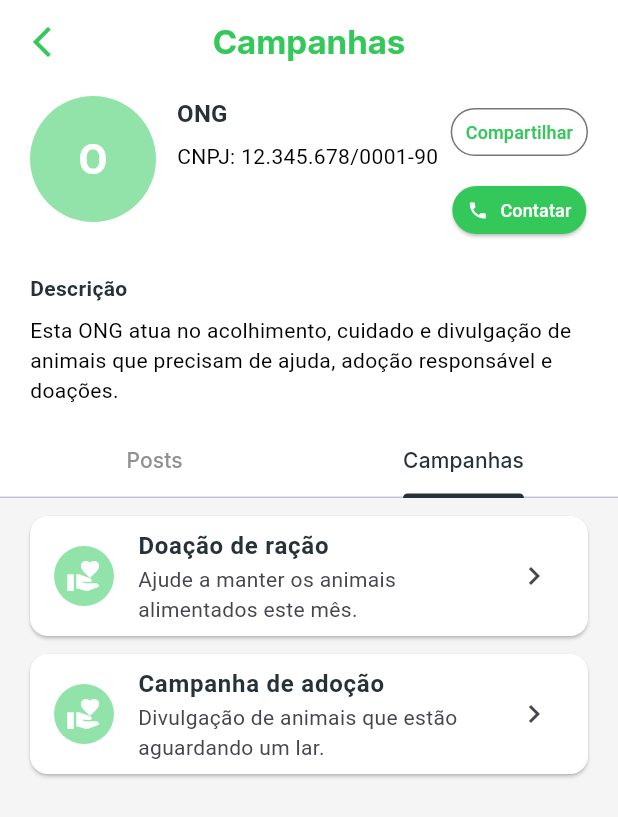
After one commit to Lvasp16rnd/FrentisCaoApp, a Flutter app: the OngProfileView screen opened by its route, tab 2 chosen, on a phone screen of 412 x 824 dp. The commit adds this screen. Shown: the top 817 px of the screen. Run offline on Flutter 3.47's test engine with Material 3 defaults, Android fonts, the phone set to English and light mode, and no system bars; our stand-ins replace flutter_dotenv, go_router, google_fonts, image_picker, mask_text_input_formatter, share_plus and 1 more; accounts and stored records are empty; network calls fail.

Commit message:
feat/ONGProfile

```diff
--- a/frentis_cao/lib/core/app_router.dart
+++ b/frentis_cao/lib/core/app_router.dart
@@ -14,6 +14,8 @@ import 'package:frentis_cao/views/onboarding/completion_screen.dart';
 import 'package:frentis_cao/views/main/favorites_view.dart';
 import 'package:frentis_cao/views/main/main_shell.dart';
 import 'package:frentis_cao/views/details/detail_views.dart';
+import 'package:frentis_cao/views/details/ong_profile_view.dart';
+import 'package:frentis_cao/models/user_model.dart';
 
 class AppRouter {
   AppRouter._();
@@ -80,6 +82,16 @@ class AppRouter {
         builder: (context, state) => const FavoritesView(),
       ),
       GoRoute(
+        path: '/ong-profile',
+        name: 'ongProfile',
+        builder: (context, state) {
+          final extra = state.extra;
+          if (extra is PostModel) return OngProfileView.fromPost(extra);
+          if (extra is UserModel) return OngProfileView.fromUser(extra);
+          return const OngProfileView(orgId: '', orgName: 'ONG');
+        },
+      ),
+      GoRoute(
         path: '/post-detail',
         name: 'postDetail',
         builder:
--- /dev/null
+++ b/frentis_cao/lib/views/details/ong_profile_view.dart
@@ -0,0 +1,302 @@
+import 'package:flutter/material.dart';
+import 'package:go_router/go_router.dart';
+import 'package:provider/provider.dart';
+import 'package:share_plus/share_plus.dart';
+
+import 'package:frentis_cao/core/app_theme.dart';
+import 'package:frentis_cao/models/content_models.dart';
+import 'package:frentis_cao/models/user_model.dart';
+import 'package:frentis_cao/viewmodels/data_view_model.dart';
+import 'package:frentis_cao/views/widgets/empty_state.dart';
+import 'package:frentis_cao/views/widgets/ong_post_card.dart';
+
+class OngProfileView extends StatelessWidget {
+  final String orgId;
+  final String orgName;
+  final String orgAvatarUrl;
+  final String cnpj;
+  final String description;
+  final String phone;
+
+  const OngProfileView({
+    super.key,
+    required this.orgId,
+    required this.orgName,
+    this.orgAvatarUrl = '',
+    this.cnpj = '12.345.678/0001-90',
+    this.description =
+        'Esta ONG atua no acolhimento, cuidado e divulgação de animais que precisam de ajuda, adoção responsável e doações.',
+    this.phone = '(63) 99999-9999',
+  });
+
+  factory OngProfileView.fromPost(PostModel post) {
+    return OngProfileView(
+      orgId: post.orgId,
+      orgName: post.orgName.isEmpty ? 'ONG' : post.orgName,
+      orgAvatarUrl: post.orgAvatarUrl,
+    );
+  }
+
+  factory OngProfileView.fromUser(UserModel ong) {
+    return OngProfileView(
+      orgId: ong.id ?? '',
+      orgName: ong.name.isEmpty ? 'ONG' : ong.name,
+      orgAvatarUrl: ong.photoUrl ?? '',
+      phone: ong.phone?.trim().isNotEmpty == true ? ong.phone! : '(63) 99999-9999',
+    );
+  }
+
+  @override
+  Widget build(BuildContext context) {
+    final vm = context.watch<DataViewModel>();
+    final ongPosts = vm.posts.where(_belongsToOng).toList();
+
+    return DefaultTabController(
+      length: 2,
+      child: Scaffold(
+        backgroundColor: AppColors.background,
+        appBar: AppBar(
+          centerTitle: true,
+          backgroundColor: AppColors.white,
+          elevation: 0,
+          leading: IconButton(
+            icon: const Icon(Icons.arrow_back_ios_new, color: AppColors.primary),
+            onPressed: () => context.pop(),
+          ),
+          title: const Text(
+            'Campanhas',
+            style: TextStyle(
+              color: AppColors.primary,
+              fontWeight: FontWeight.w700,
+            ),
+          ),
+        ),
+        body: Column(
+          children: [
+            _OngHeader(
+              orgName: orgName,
+              orgAvatarUrl: orgAvatarUrl,
+              cnpj: cnpj,
+              description: description,
+              phone: phone,
+              onShare: () => SharePlus.instance.share(
+                ShareParams(text: 'Conheça a ONG $orgName no FrentisCão.'),
+              ),
+            ),
+            const Material(
+              color: AppColors.white,
+              child: TabBar(
+                labelColor: AppColors.darkText,
+                unselectedLabelColor: AppColors.grey,
+                indicatorColor: AppColors.darkText,
+                tabs: [Tab(text: 'Posts'), Tab(text: 'Campanhas')],
+              ),
+            ),
+            Expanded(
+              child: TabBarView(
+                children: [
+                  _OngPostsList(posts: ongPosts),
+                  const _MockCampaignsList(),
+                ],
+              ),
+            ),
+          ],
+        ),
+      ),
+    );
+  }
+
+  bool _belongsToOng(PostModel post) {
+    if (orgId.trim().isNotEmpty && post.orgId == orgId) return true;
+    return _normalize(post.orgName) == _normalize(orgName);
+  }
+}
+
+class _OngHeader extends StatelessWidget {
+  final String orgName;
+  final String orgAvatarUrl;
+  final String cnpj;
+  final String description;
+  final String phone;
+  final VoidCallback onShare;
+
+  const _OngHeader({
+    required this.orgName,
+    required this.orgAvatarUrl,
+    required this.cnpj,
+    required this.description,
+    required this.phone,
+    required this.onShare,
+  });
+
+  @override
+  Widget build(BuildContext context) {
+    return Container(
+      width: double.infinity,
+      color: AppColors.white,
+      padding: const EdgeInsets.fromLTRB(20, 8, 20, 14),
+      child: Column(
+        crossAxisAlignment: CrossAxisAlignment.start,
+        children: [
+          Row(
+            crossAxisAlignment: CrossAxisAlignment.start,
+            children: [
+              CircleAvatar(
+                radius: 42,
+                backgroundColor: AppColors.primaryLight,
+                backgroundImage: orgAvatarUrl.isEmpty ? null : NetworkImage(orgAvatarUrl),
+                child: orgAvatarUrl.isEmpty
+                    ? Text(
+                        _avatarInitial(orgName),
+                        style: const TextStyle(
+                          fontSize: 28,
+                          fontWeight: FontWeight.w700,
+                          color: AppColors.white,
+                        ),
+                      )
+                    : null,
+              ),
+              const SizedBox(width: 14),
+              Expanded(
+                child: Column(
+                  crossAxisAlignment: CrossAxisAlignment.start,
+                  children: [
+                    Text(
+                      orgName,
+                      style: Theme.of(context).textTheme.titleMedium?.copyWith(
+                            fontWeight: FontWeight.w700,
+                            color: AppColors.darkText,
+                          ),
+                    ),
+                    const SizedBox(height: 6),
+                    Text('CNPJ: $cnpj'),
+                  ],
+                ),
+              ),
+              Column(
+                children: [
+                  OutlinedButton(
+                    onPressed: onShare,
+                    style: OutlinedButton.styleFrom(
+                      minimumSize: const Size(0, 32),
+                      padding: const EdgeInsets.symmetric(horizontal: 10),
+                    ),
+                    child: const Text('Compartilhar', style: TextStyle(fontSize: 12)),
+                  ),
+                  const SizedBox(height: 4),
+                  ElevatedButton.icon(
+                    onPressed: () {},
+                    icon: const Icon(Icons.phone, size: 14),
+                    label: const Text('Contatar', style: TextStyle(fontSize: 12)),
+                    style: ElevatedButton.styleFrom(
+                      minimumSize: const Size(0, 32),
+                      padding: const EdgeInsets.symmetric(horizontal: 10),
+                      backgroundColor: AppColors.primary,
+                      foregroundColor: AppColors.white,
+                    ),
+                  ),
+                ],
+              ),
+            ],
+          ),
+          const SizedBox(height: 18),
+          const Text(
+            'Descrição',
+            style: TextStyle(fontWeight: FontWeight.w700, color: AppColors.darkText),
+          ),
+          const SizedBox(height: 8),
+          Text(description, style: Theme.of(context).textTheme.bodyMedium),
+        ],
+      ),
+    );
+  }
+}
+
+class _OngPostsList extends StatelessWidget {
+  final List<PostModel> posts;
+
+  const _OngPostsList({required this.posts});
+
+  @override
+  Widget build(BuildContext context) {
+    if (posts.isEmpty) {
+      return const EmptyState(
+        icon: Icons.article_outlined,
+        title: 'Nenhum post desta ONG',
+        message: 'Quando esta ONG publicar posts, eles aparecerão aqui.',
+      );
+    }
+
+    final vm = context.watch<DataViewModel>();
+    return ListView.builder(
+      padding: const EdgeInsets.fromLTRB(20, 12, 20, 20),
+      itemCount: posts.length,
+      itemBuilder: (context, index) {
+        final post = posts[index];
+        return Padding(
+          padding: const EdgeInsets.only(bottom: 10),
+          child: OngPostCard(
+            post: post,
+            onTap: () => context.push('/post-detail', extra: post),
+            canManage: vm.ownsPost(post),
+            isLiked: vm.isPostLiked(post),
+            isSaved: vm.isPostSaved(post),
+            likeCount: vm.likeCountForPost(post),
+            onLike: () => context.read<DataViewModel>().togglePostLike(post),
+            onSave: () => context.read<DataViewModel>().togglePostSaved(post),
+            onShare: () => SharePlus.instance.share(ShareParams(text: _postShareText(post))),
+          ),
+        );
+      },
+    );
+  }
+}
+
+class _MockCampaignsList extends StatelessWidget {
+  const _MockCampaignsList();
+
+  @override
+  Widget build(BuildContext context) {
+    const campaigns = [
+      ('Doação de ração', 'Ajude a manter os animais alimentados este mês.'),
+      ('Campanha de adoção', 'Divulgação de animais que estão aguardando um lar.'),
+    ];
+
+    return ListView.builder(
+      padding: const EdgeInsets.fromLTRB(20, 12, 20, 20),
+      itemCount: campaigns.length,
+      itemBuilder: (context, index) {
+        final campaign = campaigns[index];
+        return Card(
+          margin: const EdgeInsets.only(bottom: 12),
+          color: AppColors.white,
+          child: ListTile(
+            leading: const CircleAvatar(
+              backgroundColor: AppColors.primaryLight,
+              child: Icon(Icons.volunteer_activism, color: AppColors.white),
+            ),
+            title: Text(campaign.$1, style: const TextStyle(fontWeight: FontWeight.w700)),
+            subtitle: Text(campaign.$2),
+            trailing: const Icon(Icons.chevron_right),
+          ),
+        );
+      },
+    );
+  }
+}
+
+String _avatarInitial(String value) {
+  final text = value.trim();
+  if (text.isEmpty) return '?';
+  return text[0].toUpperCase();
+}
+
+String _normalize(String value) => value.trim().toLowerCase();
+
+String _postShareText(PostModel post) {
+  return [
+    post.title,
+    if (post.description.isNotEmpty) post.description,
+    if (post.orgName.isNotEmpty) 'ONG: ${post.orgName}',
+  ].join('\n');
+}
--- a/frentis_cao/lib/views/main/favorites_view.dart
+++ b/frentis_cao/lib/views/main/favorites_view.dart
@@ -43,6 +43,9 @@ class FavoritesView extends StatelessWidget {
                               onTap:
                                   () =>
                                       context.push('/post-detail', extra: post),
+                              onOrgTap:
+                                  () =>
+                                      context.push('/ong-profile', extra: post),
                               isLiked: vm.isPostLiked(post),
                               isSaved: vm.isPostSaved(post),
                               likeCount: vm.likeCountForPost(post),
--- a/frentis_cao/lib/views/main/home_tab.dart
+++ b/frentis_cao/lib/views/main/home_tab.dart
@@ -163,9 +163,16 @@ class _HomeTabState extends State<HomeTab> {
   }
 
   void _selectOngSuggestion(UserModel ong) {
-    final name = ong.name.trim();
-    _searchCtrl.text = name;
-    _submitSearch(name);
+    _ongSuggestionsDebounce?.cancel();
+    _searchCtrl.text = ong.name.trim();
+    context.read<DataViewModel>().clearOngSuggestions();
+    setState(() {
+      _searchText = ong.name.trim();
+      _submittedSearchText = ong.name.trim();
+      _showOngSuggestions = false;
+    });
+    FocusScope.of(context).unfocus();
+    context.push('/ong-profile', extra: ong);
   }
 
   void _onOngSuggestionsScroll() {
@@ -452,6 +459,7 @@ class _HomeTabState extends State<HomeTab> {
                 child: OngPostCard(
                   post: post,
                   onTap: () => context.push('/post-detail', extra: post),
+                  onOrgTap: () => context.push('/ong-profile', extra: post),
                   canManage: context.read<DataViewModel>().ownsPost(post),
                   onEdit: () => _openEditPost(post),
                   onDelete: () => _confirmDeletePost(post),
```
Also changed, not shown: frentis_cao/lib/views/widgets/ong_post_card.dart (+22 -2 lines), frentis_cao/pubspec.lock, 9 other files.
